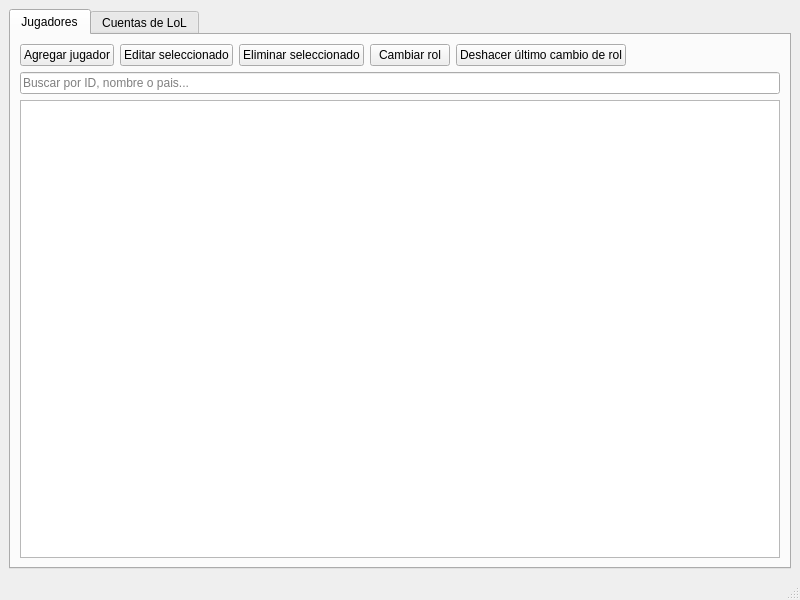
Above: mainwindow.ui from seburiticav/Esports_Team_Management before the change. Below: the same form after it.
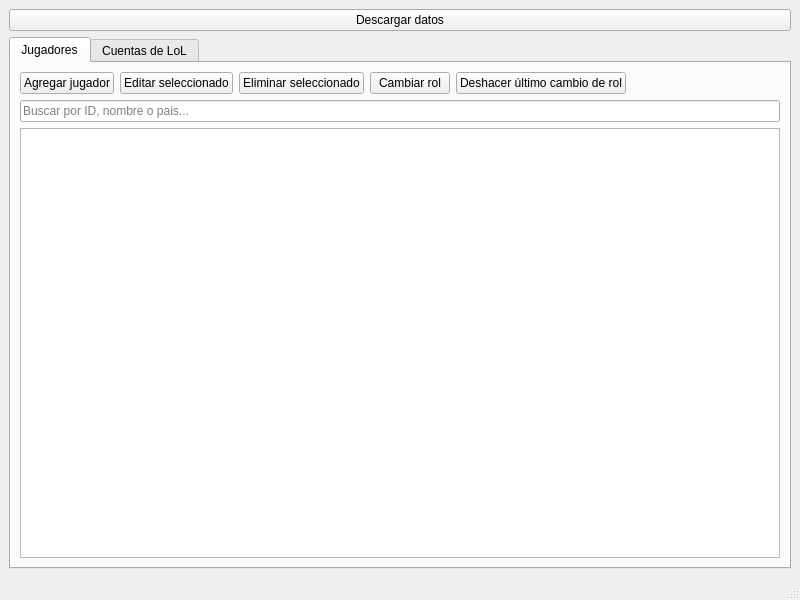
That is the form after the change.

Commit message:
Add global Riot data download button
Refresh account, mastery, statistics, match, and report views after downloads.\n\nCo-authored-by: Copilot <223556219+Copilot@users.noreply.github.com>

Patch:
```diff
--- a/mainwindow.ui
+++ b/mainwindow.ui
@@ -15,6 +15,13 @@
   </property>
   <widget class="QWidget" name="centralwidget">
    <layout class="QVBoxLayout" name="verticalLayout">
+    <item>
+     <widget class="QPushButton" name="downloadDataButton">
+      <property name="text">
+       <string>Descargar datos</string>
+      </property>
+     </widget>
+    </item>
     <item>
      <widget class="QTabWidget" name="dataTabs">
       <property name="currentIndex">
```
The commit also changes 2 other files.
